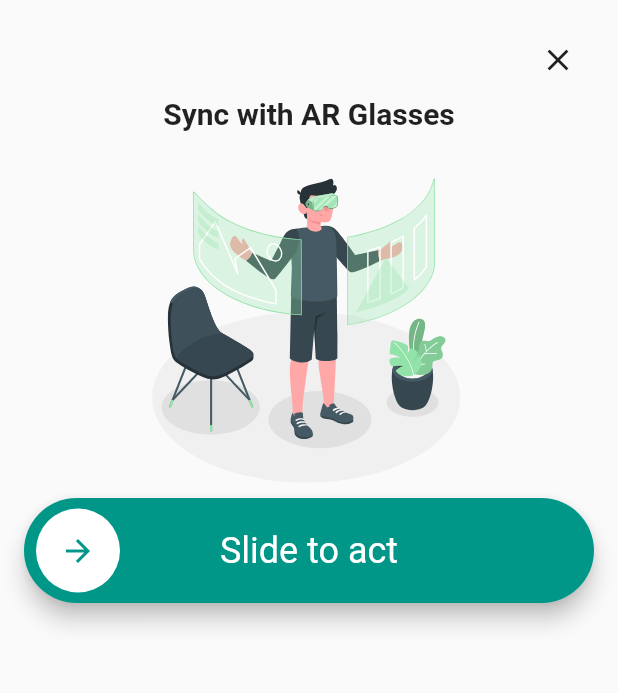
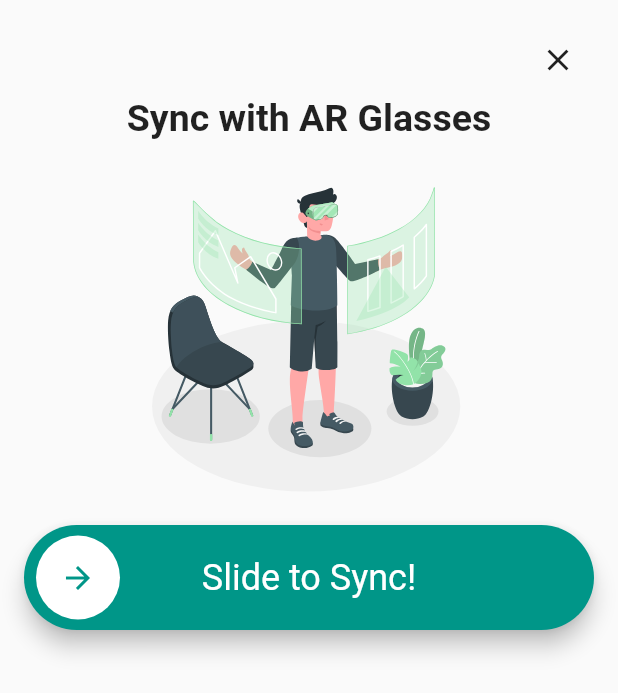
Before and after one commit to mukundsolanki/Pratyaksh-AR, a Flutter app: the BottomSheetContent widget shown alone on an empty page, opened directly, on a phone screen of 412 x 824 dp. Shown: the top 693 px of the screen. Run offline on Flutter 3.47's test engine with Material 2 defaults, Android fonts, the light colour scheme and no system bars; drawn by our look-alikes of slide_to_act; our stand-ins replace flutter_svg.

Commit message:
Closing bug fixed for bottom model sheet

```diff
--- a/pratyakshapp/lib/bottom_sheet_content.dart
+++ b/pratyakshapp/lib/bottom_sheet_content.dart
@@ -27,21 +27,27 @@ class BottomSheetContent extends StatelessWidget {
                 Center(
                   child: Text(
                     'Sync with AR Glasses',
-                    style: TextStyle(fontSize: 20, fontWeight: FontWeight.bold),
+                    style: TextStyle(fontSize: 25, fontWeight: FontWeight.bold),
                   ),
                 ),
+
                 SizedBox(height: 20),
-                // Add more widgets
+
                 Center(
                   child: SvgPicture.asset(
                     'assets/ar_glasses_upload.svg',
                     height: 225,
                   ),
                 ),
+
+                SizedBox(height: 12),
+
                 SlideAction(
+                  text: 'Slide to Sync!',
                   sliderRotate: false,
                   onSubmit: () {
-                    print("Swiped");
+                    // print("Swiped");
+                    Navigator.pop(context);
                   },
                 ),
               ],
```
